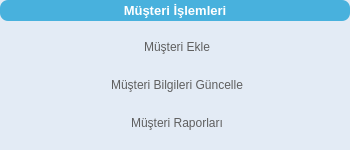
First picture: the form in ui/templates/dropdown/employee.ui, repository farukbayhan1/NewLogistics, before the edit.
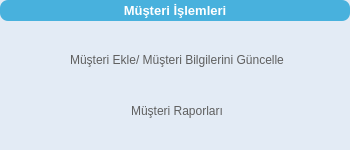
Second picture: the form after the edit. Icons and pictures are not drawn.

The edit to the form file:
```diff
--- a/ui/templates/dropdown/employee.ui
+++ b/ui/templates/dropdown/employee.ui
@@ -166,14 +166,7 @@
          <item>
           <widget class="QPushButton" name="pushButtonAddEmployee">
            <property name="text">
-            <string>Müşteri Ekle</string>
-           </property>
-          </widget>
-         </item>
-         <item>
-          <widget class="QPushButton" name="pushButtonUpdateEmployee">
-           <property name="text">
-            <string>Müşteri Bilgileri Güncelle</string>
+            <string>Müşteri Ekle/ Müşteri Bilgilerini Güncelle</string>
            </property>
           </widget>
          </item>
```
